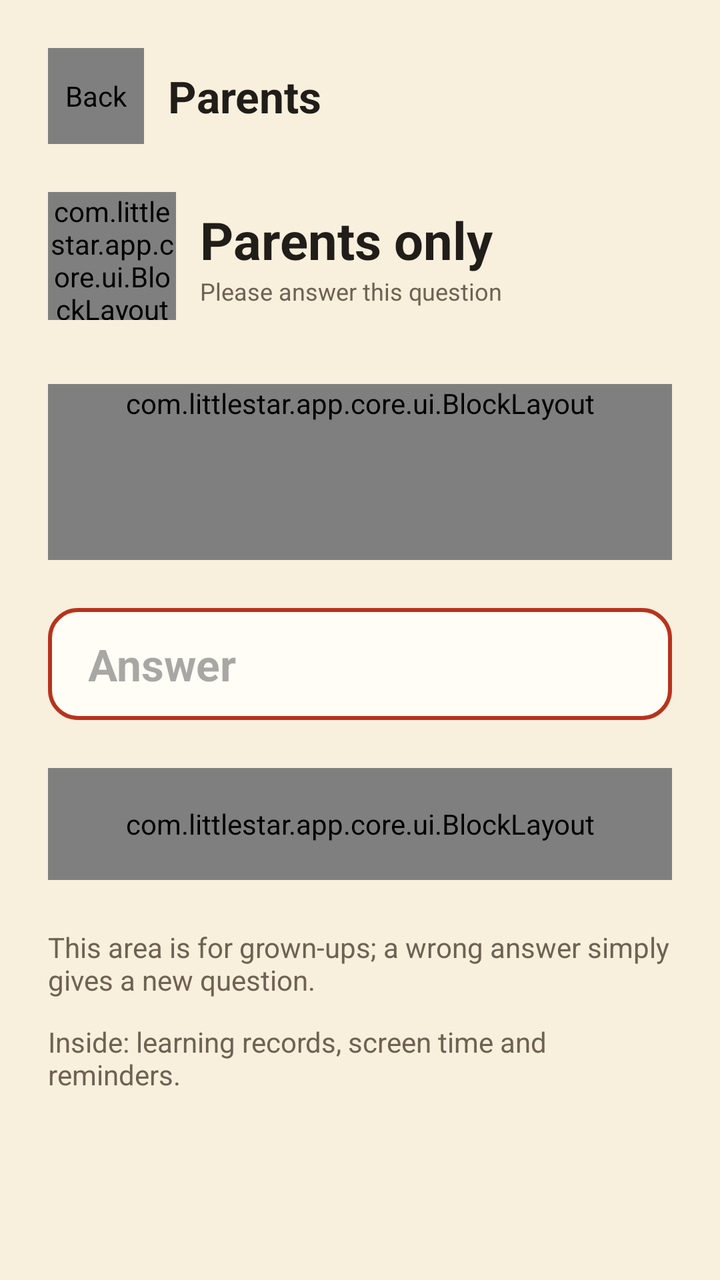
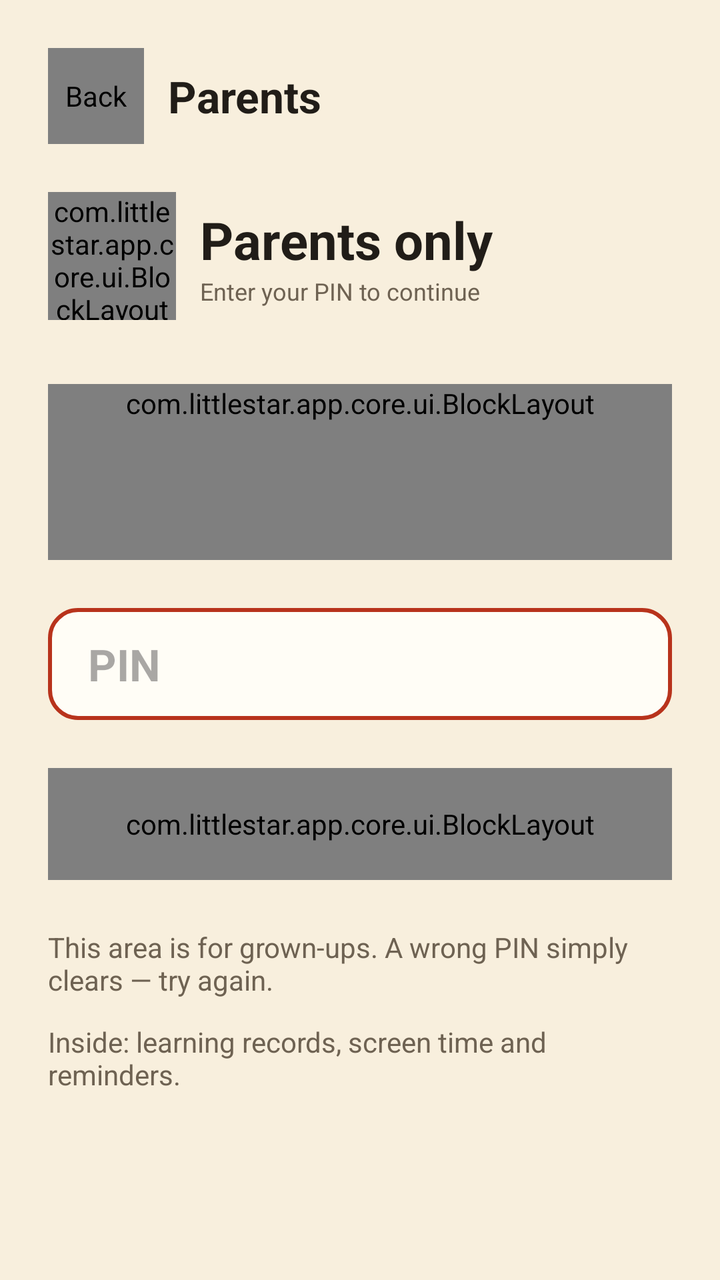

Compare the two renders of this Android layout. The source of the first and the diff that turns it into the second are given below.
<!-- AndroidManifest.xml: activity theme Theme.LittleStar.Parent -->
<!-- res/layout/activity_parent_gate.xml -->
<?xml version="1.0" encoding="utf-8"?>
<androidx.core.widget.NestedScrollView xmlns:android="http://schemas.android.com/apk/res/android"
    xmlns:app="http://schemas.android.com/apk/res-auto"
    android:id="@+id/gateRoot"
    android:layout_width="match_parent"
    android:layout_height="match_parent"
    android:background="@color/ls_paper"
    android:fillViewport="true">

    <LinearLayout
        android:layout_width="match_parent"
        android:layout_height="wrap_content"
        android:layout_gravity="center_horizontal"
        android:maxWidth="@dimen/ls_content_max_width"
        android:orientation="vertical"
        android:padding="@dimen/ls_margin">

        
        <LinearLayout
            android:layout_width="match_parent"
            android:layout_height="wrap_content"
            android:gravity="center_vertical"
            android:orientation="horizontal">

            <com.littlestar.app.core.ui.BlockLayout
                android:id="@+id/btnBack"
                style="@style/Widget.LS.Block.Icon"
                android:layout_width="@dimen/ls_btn_icon"
                android:layout_height="@dimen/ls_btn_icon"
                android:contentDescription="@string/nav_back">

                <ImageView
                    android:layout_width="@dimen/ls_icon"
                    android:layout_height="@dimen/ls_icon"
                    android:layout_gravity="center"
                    android:importantForAccessibility="no"
                    android:src="@drawable/ic_back" />
            </com.littlestar.app.core.ui.BlockLayout>

            <TextView
                android:layout_width="wrap_content"
                android:layout_height="wrap_content"
                android:layout_marginStart="@dimen/ls_gap"
                android:text="@string/pg_top"
                android:textAppearance="@style/TextAppearance.LS.Title" />
        </LinearLayout>

        
        <LinearLayout
            android:layout_width="match_parent"
            android:layout_height="wrap_content"
            android:layout_marginTop="@dimen/ls_section"
            android:gravity="center_vertical"
            android:orientation="horizontal">

            <com.littlestar.app.core.ui.BlockLayout
                style="@style/Widget.LS.Block.Icon"
                android:layout_width="@dimen/ls_stamp"
                android:layout_height="@dimen/ls_stamp"
                app:ls_fill="@color/ls_ink"
                app:ls_pressable="false">

                <ImageView
                    android:layout_width="@dimen/ls_icon"
                    android:layout_height="@dimen/ls_icon"
                    android:layout_gravity="center"
                    android:importantForAccessibility="no"
                    android:src="@drawable/ic_lock"
                    app:tint="@color/ls_card" />
            </com.littlestar.app.core.ui.BlockLayout>

            <LinearLayout
                android:layout_width="wrap_content"
                android:layout_height="wrap_content"
                android:layout_marginStart="@dimen/ls_gap"
                android:orientation="vertical">

                <TextView
                    android:layout_width="wrap_content"
                    android:layout_height="wrap_content"
                    android:text="@string/pg_title"
                    android:textAppearance="@style/TextAppearance.LS.Display"
                    android:textSize="26sp" />

                <TextView
                    android:layout_width="wrap_content"
                    android:layout_height="wrap_content"
                    android:text="@string/pg_sub"
                    android:textAppearance="@style/TextAppearance.LS.Caption" />
            </LinearLayout>
        </LinearLayout>

        
        <com.littlestar.app.core.ui.BlockLayout
            style="@style/Widget.LS.Block.Secondary"
            android:layout_width="match_parent"
            android:layout_height="wrap_content"
            android:minHeight="@dimen/ls_gate_card"
            android:layout_marginTop="@dimen/ls_section_lg"
            app:ls_pressable="false">

            <TextView
                android:id="@+id/questionText"
                android:layout_width="wrap_content"
                android:layout_height="wrap_content"
                android:layout_gravity="center"
                android:textAppearance="@style/TextAppearance.LS.Display"
                android:textSize="34sp" />
        </com.littlestar.app.core.ui.BlockLayout>

        
        <EditText
            android:id="@+id/answerInput"
            android:layout_width="match_parent"
            android:layout_height="@dimen/ls_btn_secondary"
            android:layout_marginTop="@dimen/ls_section"
            android:background="@drawable/bg_input_red"
            android:hint="@string/pg_answer_hint"
            android:imeOptions="actionDone"
            android:importantForAutofill="no"
            android:inputType="number"
            android:paddingStart="@dimen/ls_card_pad"
            android:paddingEnd="@dimen/ls_card_pad"
            android:textAppearance="@style/TextAppearance.LS.Title" />

        
        <com.littlestar.app.core.ui.BlockLayout
            android:id="@+id/btnConfirm"
            style="@style/Widget.LS.Block.Primary"
            android:layout_width="match_parent"
            android:layout_height="@dimen/ls_btn_secondary"
            android:layout_marginTop="@dimen/ls_section">

            <TextView
                android:layout_width="match_parent"
                android:layout_height="match_parent"
                android:gravity="center"
                android:text="@string/pg_confirm"
                android:textAppearance="@style/TextAppearance.LS.Button" />
        </com.littlestar.app.core.ui.BlockLayout>

        <TextView
            android:layout_width="wrap_content"
            android:layout_height="wrap_content"
            android:layout_marginTop="@dimen/ls_section"
            android:text="@string/pg_hint1"
            android:textAppearance="@style/TextAppearance.LS.Caption"
            android:textSize="14sp" />

        <TextView
            android:layout_width="wrap_content"
            android:layout_height="wrap_content"
            android:layout_marginTop="@dimen/ls_gap"
            android:text="@string/pg_hint2"
            android:textAppearance="@style/TextAppearance.LS.Caption"
            android:textSize="14sp" />
    </LinearLayout>
</androidx.core.widget.NestedScrollView>
<!-- resources referenced by this layout -->
<resources>
  <color name="ls_card">#FFFDF6</color>
  <color name="ls_ink">#211D18</color>
  <color name="ls_paper">#F8EFDD</color>
  <dimen name="ls_btn_icon">48dp</dimen>
  <dimen name="ls_btn_secondary">56dp</dimen>
  <dimen name="ls_card_pad">20dp</dimen>
  <dimen name="ls_content_max_width">480dp</dimen>
  <dimen name="ls_gap">12dp</dimen>
  <dimen name="ls_gate_card">88dp</dimen>
  <dimen name="ls_icon">24dp</dimen>
  <dimen name="ls_margin">24dp</dimen>
  <dimen name="ls_section">24dp</dimen>
  <dimen name="ls_section_lg">32dp</dimen>
  <dimen name="ls_stamp">64dp</dimen>
  <string name="nav_back">Back</string>
  <string name="pg_answer_hint">Answer</string>
  <string name="pg_confirm">OK</string>
  <string name="pg_hint1">This area is for grown-ups; a wrong answer simply gives a new question.</string>
  <string name="pg_hint2">Inside: learning records, screen time and reminders.</string>
  <string name="pg_sub">Please answer this question</string>
  <string name="pg_title">Parents only</string>
  <string name="pg_top">Parents</string>
  <style name="TextAppearance.LS.Button" parent="">
          <item name="fontFamily">@font/littlestar_latin</item>
          <item name="android:textSize">20sp</item>
          <item name="android:textColor">@color/ls_on_red</item>
          <item name="android:maxLines">1</item>
      </style>
  <style name="TextAppearance.LS.Caption" parent="">
          <item name="fontFamily">@font/littlestar_latin</item>
          <item name="android:textSize">12sp</item>
          <item name="android:textColor">@color/ls_muted</item>
      </style>
  <style name="TextAppearance.LS.Display" parent="">
          <item name="fontFamily">@font/littlestar_latin</item>
          <item name="android:textStyle">bold</item>
          <item name="android:textSize">28sp</item>
          <item name="android:textColor">@color/ls_ink</item>
      </style>
  <style name="TextAppearance.LS.Title" parent="">
          <item name="fontFamily">@font/littlestar_latin</item>
          <item name="android:textStyle">bold</item>
          <item name="android:textSize">22sp</item>
          <item name="android:textColor">@color/ls_ink</item>
      </style>
  <style name="Widget.LS.Block.Icon">
          <item name="ls_strokeWidth">@dimen/ls_stroke_block</item>
          <item name="ls_shadowOffset">@dimen/ls_shadow_tile</item>
          <item name="ls_cornerRadius">@dimen/ls_radius_input</item>
      </style>
  <style name="Widget.LS.Block.Primary">
          <item name="ls_fill">@color/ls_red</item>
          <item name="ls_strokeWidth">@dimen/ls_stroke_hero</item>
          <item name="ls_shadowOffset">@dimen/ls_shadow_block</item>
          <item name="ls_cornerRadius">@dimen/ls_radius_block</item>
      </style>
  <style name="Widget.LS.Block.Secondary">
          <item name="ls_strokeWidth">@dimen/ls_stroke_block</item>
          <item name="ls_shadowOffset">@dimen/ls_shadow_secondary</item>
          <item name="ls_cornerRadius">@dimen/ls_radius_block</item>
      </style>
  <style name="Theme.LittleStar.Parent" parent="Theme.LittleStar" />
  <dimen name="ls_radius_input">14dp</dimen>
  <dimen name="ls_stroke_chip">2dp</dimen>
  <color name="ls_red">#B8331C</color>
  <color name="ls_on_red">#FFFDF6</color>
  <color name="ls_muted">#6E6252</color>
  <dimen name="ls_stroke_block">3dp</dimen>
  <dimen name="ls_shadow_tile">4dp</dimen>
  <dimen name="ls_stroke_hero">4dp</dimen>
  <dimen name="ls_shadow_block">6dp</dimen>
  <dimen name="ls_radius_block">18dp</dimen>
  <dimen name="ls_shadow_secondary">5dp</dimen>
  <color name="ls_blue">#1F6FD0</color>
  <color name="ls_on_blue">#FFFDF6</color>
  <color name="ls_green">#27A567</color>
  <color name="ls_on_green">#211D18</color>
  <color name="ls_stroke">#211D18</color>
  <color name="ls_on_clay">#7A4A33</color>
  <color name="ls_clay">#F6D3C6</color>
  <color name="ls_shadow">#211D18</color>
  <!-- unchanged entries left out for length: 5 -->
</resources>

<!-- the commit's change to res/layout/activity_parent_gate.xml (unified diff, before → after) -->
@@ -104,8 +104,9 @@
                 android:layout_width="wrap_content"
                 android:layout_height="wrap_content"
                 android:layout_gravity="center"
-                android:textAppearance="@style/TextAppearance.LS.Display"
-                android:textSize="34sp" />
+                android:gravity="center"
+                android:textAppearance="@style/TextAppearance.LS.Title"
+                android:textSize="22sp" />
         </com.littlestar.app.core.ui.BlockLayout>
 
         
@@ -118,7 +119,8 @@
             android:hint="@string/pg_answer_hint"
             android:imeOptions="actionDone"
             android:importantForAutofill="no"
-            android:inputType="number"
+            android:inputType="numberPassword"
+            android:maxLength="4"
             android:paddingStart="@dimen/ls_card_pad"
             android:paddingEnd="@dimen/ls_card_pad"
             android:textAppearance="@style/TextAppearance.LS.Title" />
<!-- resource entries referenced after the edit -->
@@ -15,11 +15,11 @@
   <dimen name="ls_section_lg">32dp</dimen>
   <dimen name="ls_stamp">64dp</dimen>
   <string name="nav_back">Back</string>
-  <string name="pg_answer_hint">Answer</string>
+  <string name="pg_answer_hint">PIN</string>
   <string name="pg_confirm">OK</string>
-  <string name="pg_hint1">This area is for grown-ups; a wrong answer simply gives a new question.</string>
+  <string name="pg_hint1">This area is for grown-ups. A wrong PIN simply clears — try again.</string>
   <string name="pg_hint2">Inside: learning records, screen time and reminders.</string>
-  <string name="pg_sub">Please answer this question</string>
+  <string name="pg_sub">Enter your PIN to continue</string>
   <string name="pg_title">Parents only</string>
   <string name="pg_top">Parents</string>
   <style name="TextAppearance.LS.Button" parent="">
